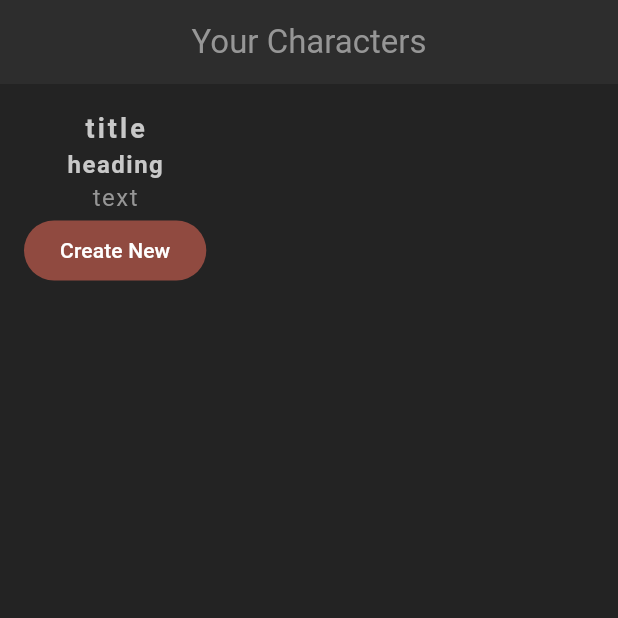
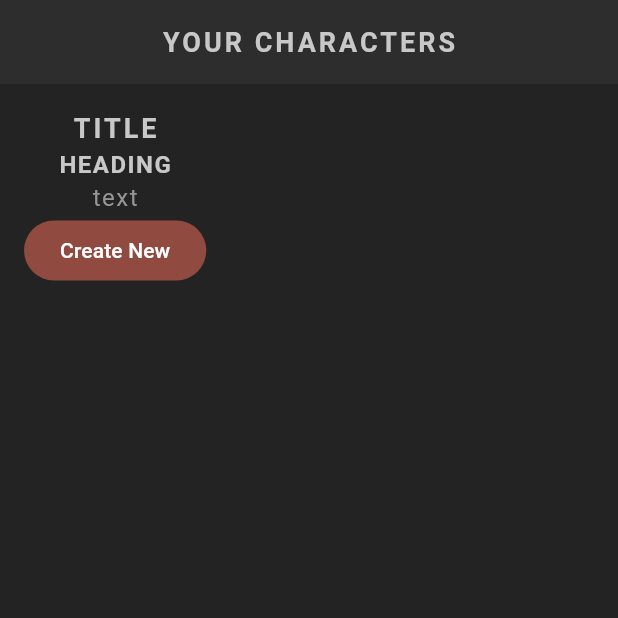
Before and after one commit to iamshaunjp/flutter-masterclass, a Flutter app: the screen it shows after launch, on a phone screen of 412 x 824 dp, the top half of it. Run offline on Flutter 3.47's test engine with Material 3 defaults, Android fonts, the phone set to English and light mode, and no system bars.

Commit message:
lesson-22

```diff
--- a/lib/screens/home/home.dart
+++ b/lib/screens/home/home.dart
@@ -13,7 +13,7 @@ class _HomeState extends State<Home> {
   Widget build(BuildContext context) {
     return Scaffold(
       appBar: AppBar(
-        title: const Text('Your Characters'),
+        title: const StyledTitle('Your Characters'),
         centerTitle: true,
       ),
       body: Container(
--- a/lib/shared/styled_text.dart
+++ b/lib/shared/styled_text.dart
@@ -18,7 +18,7 @@ class StyledHeading extends StatelessWidget {
 
   @override
   Widget build(BuildContext context) {
-    return Text(text, style: Theme.of(context).textTheme.headlineMedium);
+    return Text(text.toUpperCase(), style: Theme.of(context).textTheme.headlineMedium);
   }
 }
 
@@ -29,6 +29,6 @@ class StyledTitle extends StatelessWidget {
 
   @override
   Widget build(BuildContext context) {
-    return Text(text, style: Theme.of(context).textTheme.titleMedium);
+    return Text(text.toUpperCase(), style: Theme.of(context).textTheme.titleMedium);
   }
 }
--- a/lib/theme.dart
+++ b/lib/theme.dart
@@ -10,6 +10,7 @@ class AppColors {
   static Color successColor = const Color.fromRGBO(9, 149, 110, 1);
   static Color highlightColor = const Color.fromRGBO(212, 172, 13, 1);
 }
+
 
 ThemeData primaryTheme = ThemeData(
 
```
